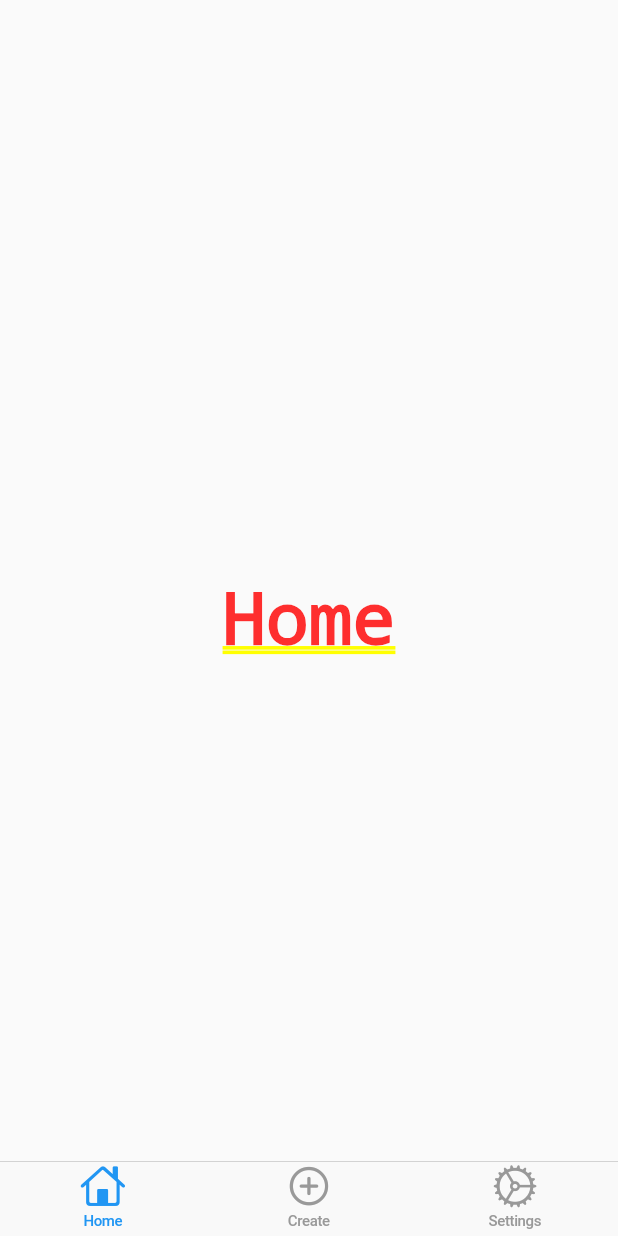
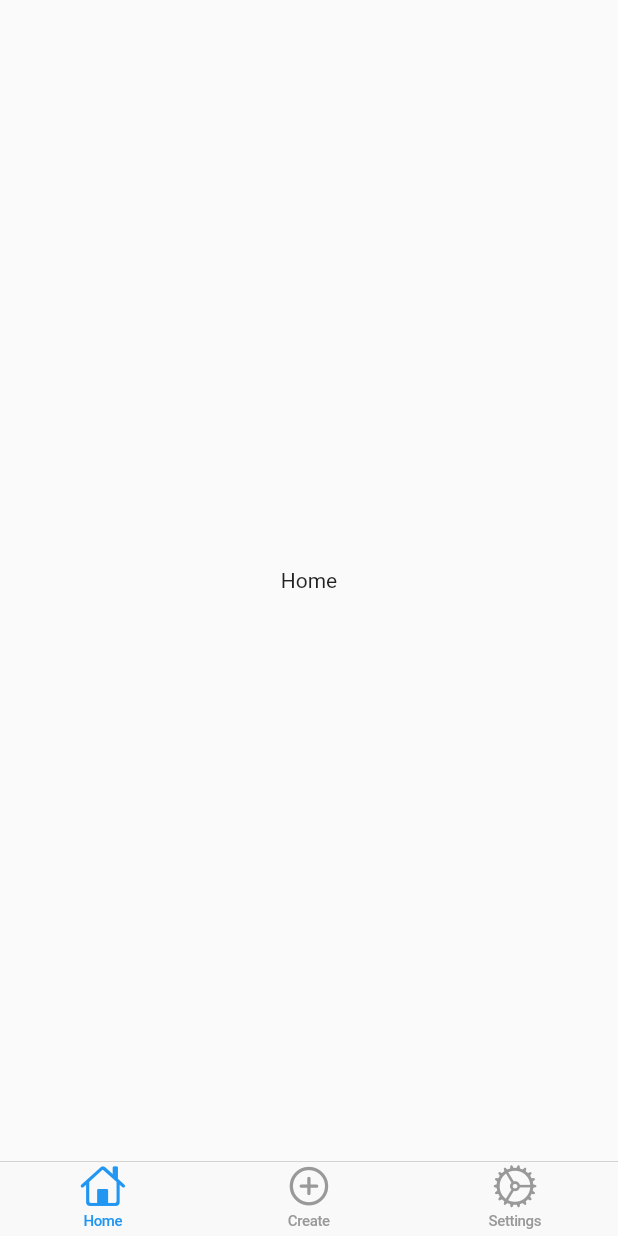
Before and after one commit to sam-baraka/meem, a Flutter app: the Home screen opened directly, on a phone screen of 412 x 824 dp. Run offline on Flutter 3.47's test engine with Material 2 defaults, Android fonts, the phone set to English and light mode, and no system bars; our stand-ins replace flutter_bloc, google_fonts, hydrated_bloc, intro_slider.

Commit message:
Changed to normal scaffold

```diff
--- a/lib/uis/home/home.dart
+++ b/lib/uis/home/home.dart
@@ -10,12 +10,10 @@ class Home extends StatelessWidget {
   @override
   Widget build(BuildContext context) {
     TabCubit tabCubit = BlocProvider.of<TabCubit>(context);
-    return CupertinoTabScaffold(
-      tabBuilder: (BuildContext context, int index) {
-        //Show the tabs according to the value in [TabCubit()] state
-        return tabs[context.watch<TabCubit>().state];
-      },
-      tabBar: CupertinoTabBar(
+    return Scaffold(
+      //Show the tabs according to the value in [TabCubit()] state
+      body: tabs[context.watch<TabCubit>().state],
+      bottomNavigationBar: CupertinoTabBar(
         currentIndex: context.watch<TabCubit>().state,
         onTap: (value) {
           //Change the value based [TabCubit()] state
```
